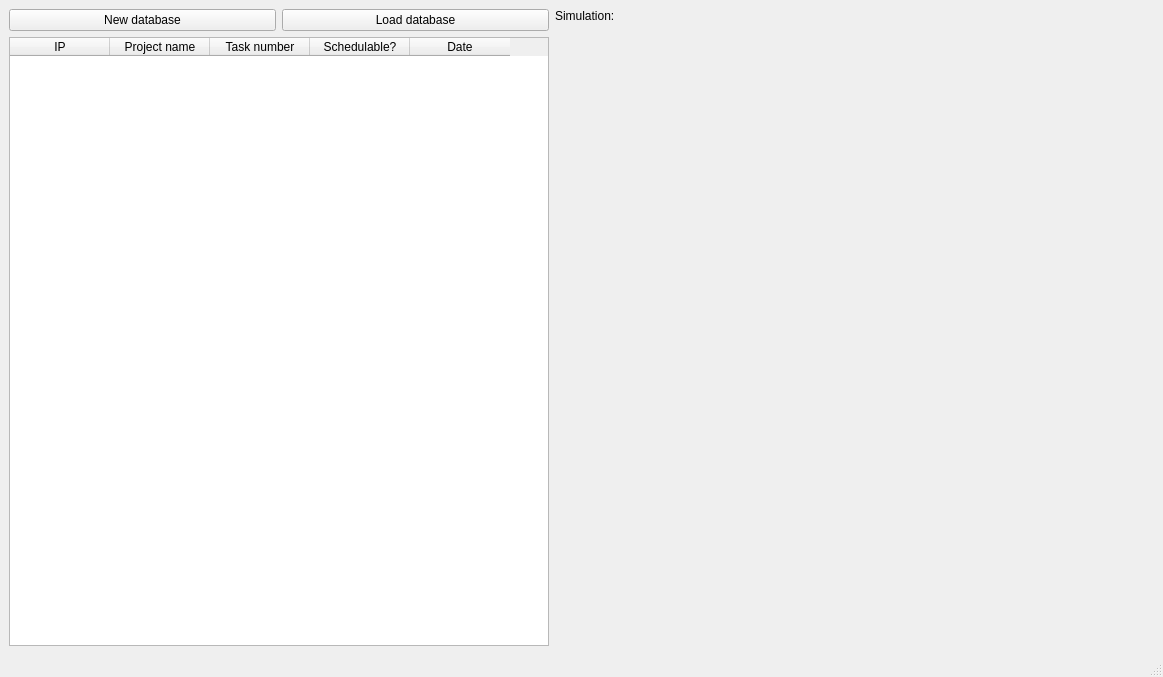
Qt form database.ui (feichay10/Server-Proyecto-Final-SOA) before a commit.
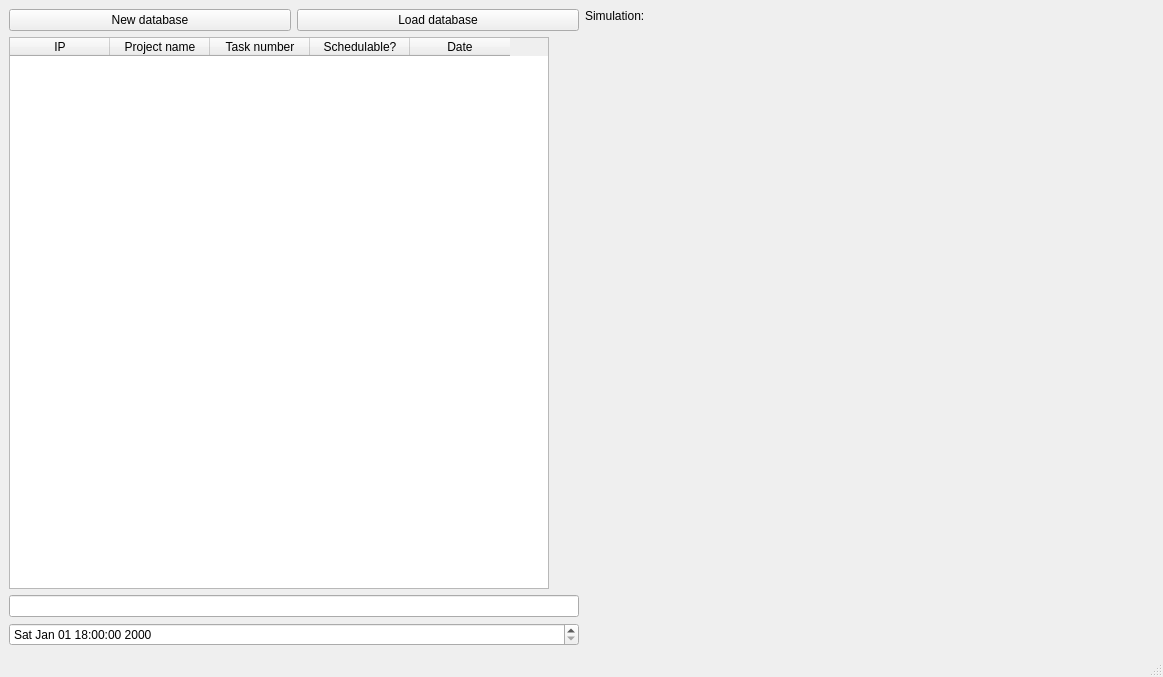
The same form after that commit. Icons and pictures are not drawn.

Commit message: Filtering registers in database in server done and functional. Rows after a date or containing a name

```diff
--- a/database.ui
+++ b/database.ui
@@ -89,6 +89,33 @@
           </column>
          </widget>
         </item>
+        <item>
+         <widget class="QLineEdit" name="lineEdit">
+          <property name="toolTip">
+           <string>Show names containing this string</string>
+          </property>
+         </widget>
+        </item>
+        <item>
+         <widget class="QDateTimeEdit" name="dateTimeEdit">
+          <property name="toolTip">
+           <string>Only display information after this point</string>
+          </property>
+          <property name="locale">
+           <locale language="English" country="UnitedStates"/>
+          </property>
+          <property name="time">
+           <time>
+            <hour>18</hour>
+            <minute>0</minute>
+            <second>0</second>
+           </time>
+          </property>
+          <property name="displayFormat">
+           <string>ddd MMM dd hh:mm:ss yyyy</string>
+          </property>
+         </widget>
+        </item>
        </layout>
       </item>
       <item>
```
The commit also changes 2 other files.
